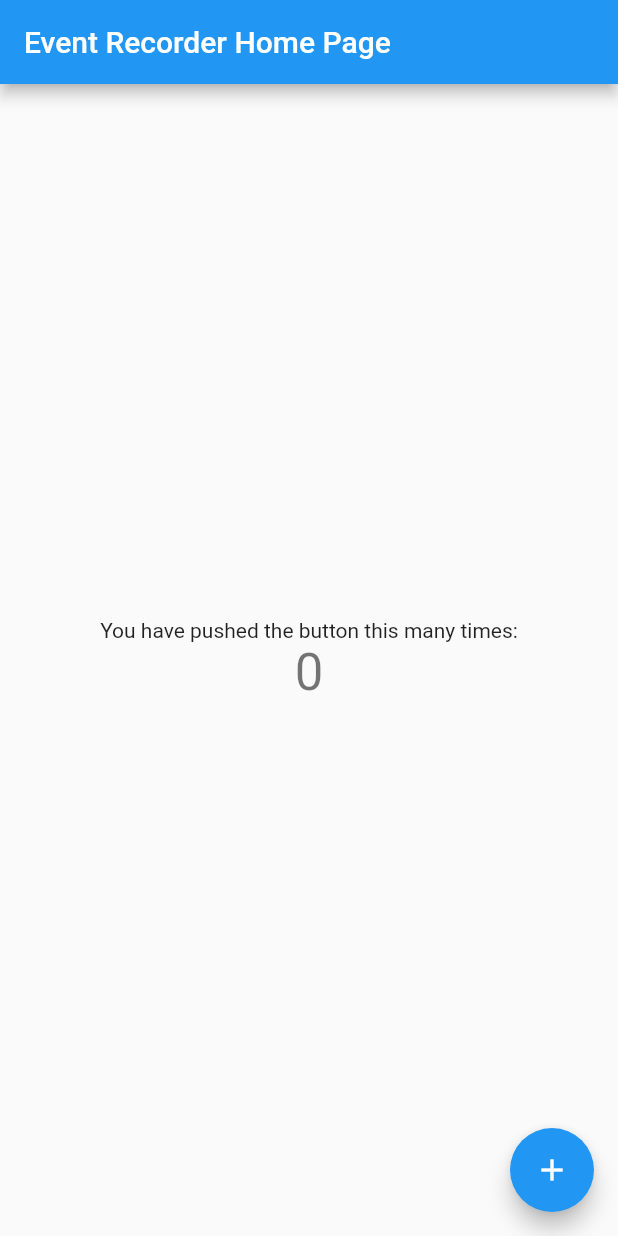
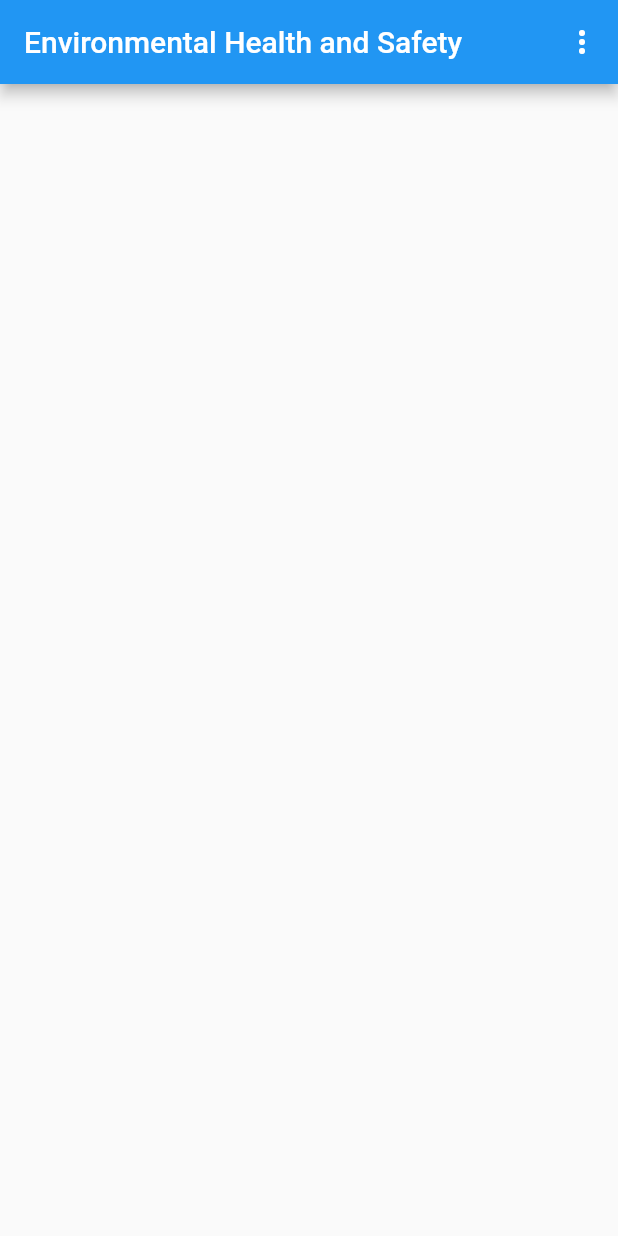
Before and after one commit to rhinroy2001/Event-Recorder, a Flutter app: the screen it shows after launch, on a phone screen of 412 x 824 dp. Run offline on Flutter 3.47's test engine with Material 2 defaults, Android fonts, the phone set to English and light mode, and no system bars.

Commit message:
removed comments and added popup menu button

```diff
--- a/lib/main.dart
+++ b/lib/main.dart
@@ -7,40 +7,20 @@ void main() {
 class MyApp extends StatelessWidget {
   const MyApp({super.key});
 
-  // This widget is the root of your application.
   @override
   Widget build(BuildContext context) {
     return MaterialApp(
-      title: 'Flutter Demo',
+      title: 'Event Recorder',
       theme: ThemeData(
-        // This is the theme of your application.
-        //
-        // Try running your application with "flutter run". You'll see the
-        // application has a blue toolbar. Then, without quitting the app, try
-        // changing the primarySwatch below to Colors.green and then invoke
-        // "hot reload" (press "r" in the console where you ran "flutter run",
-        // or simply save your changes to "hot reload" in a Flutter IDE).
-        // Notice that the counter didn't reset back to zero; the application
-        // is not restarted.
         primarySwatch: Colors.blue,
       ),
-      home: const MyHomePage(title: 'Event Recorder Home Page'),
+      home: const MyHomePage(title: 'Environmental Health and Safety'),
     );
   }
 }
 
 class MyHomePage extends StatefulWidget {
   const MyHomePage({super.key, required this.title});
-
-  // This widget is the home page of your application. It is stateful, meaning
-  // that it has a State object (defined below) that contains fields that affect
-  // how it looks.
-
-  // This class is the configuration for the state. It holds the values (in this
-  // case the title) provided by the parent (in this case the App widget) and
-  // used by the build method of the State. Fields in a Widget subclass are
-  // always marked "final".
-
   final String title;
 
   @override
@@ -48,68 +28,40 @@ class MyHomePage extends StatefulWidget {
 }
 
 class _MyHomePageState extends State<MyHomePage> {
-  int _counter = 0;
-
-  void _incrementCounter() {
-    setState(() {
-      // This call to setState tells the Flutter framework that something has
-      // changed in this State, which causes it to rerun the build method below
-      // so that the display can reflect the updated values. If we changed
-      // _counter without calling setState(), then the build method would not be
-      // called again, and so nothing would appear to happen.
-      _counter++;
-    });
-  }
-
   @override
   Widget build(BuildContext context) {
-    // This method is rerun every time setState is called, for instance as done
-    // by the _incrementCounter method above.
-    //
-    // The Flutter framework has been optimized to make rerunning build methods
-    // fast, so that you can just rebuild anything that needs updating rather
-    // than having to individually change instances of widgets.
     return Scaffold(
-      appBar: AppBar(
-        // Here we take the value from the MyHomePage object that was created by
-        // the App.build method, and use it to set our appbar title.
-        title: Text(widget.title),
-      ),
-      body: Center(
-        // Center is a layout widget. It takes a single child and positions it
-        // in the middle of the parent.
-        child: Column(
-          // Column is also a layout widget. It takes a list of children and
-          // arranges them vertically. By default, it sizes itself to fit its
-          // children horizontally, and tries to be as tall as its parent.
-          //
-          // Invoke "debug painting" (press "p" in the console, choose the
-          // "Toggle Debug Paint" action from the Flutter Inspector in Android
-          // Studio, or the "Toggle Debug Paint" command in Visual Studio Code)
-          // to see the wireframe for each widget.
-          //
-          // Column has various properties to control how it sizes itself and
-          // how it positions its children. Here we use mainAxisAlignment to
-          // center the children vertically; the main axis here is the vertical
-          // axis because Columns are vertical (the cross axis would be
-          // horizontal).
-          mainAxisAlignment: MainAxisAlignment.center,
-          children: <Widget>[
-            const Text(
-              'You have pushed the button this many times:',
-            ),
-            Text(
-              '$_counter',
-              style: Theme.of(context).textTheme.headline4,
-            ),
-          ],
-        ),
-      ),
-      floatingActionButton: FloatingActionButton(
-        onPressed: _incrementCounter,
-        tooltip: 'Increment',
-        child: const Icon(Icons.add),
-      ), // This trailing comma makes auto-formatting nicer for build methods.
-    );
+        appBar: AppBar(title: Text(widget.title), actions: [
+      PopupMenuButton<int>(
+        itemBuilder: ((context) => [
+              PopupMenuItem(
+                  value: 1,
+                  child: Row(
+                    children: const [
+                      Icon(Icons.star),
+                      SizedBox(width: 10),
+                      Text('Lab Inspection Form'),
+                    ],
+                  )),
+              PopupMenuItem(
+                  value: 2,
+                  child: Row(children: const [
+                    Icon(Icons.star),
+                    SizedBox(
+                      width: 10,
+                    ),
+                    Text('OSHA Form')
+                  ])),
+            ]),
+        onSelected: (value) {
+          if (value == 1) {
+            // do something
+          } else if (value == 2) {
+            // do something
+          }
+        },
+        offset: const Offset(0, -200),
+      )
+    ]));
   }
 }
```
